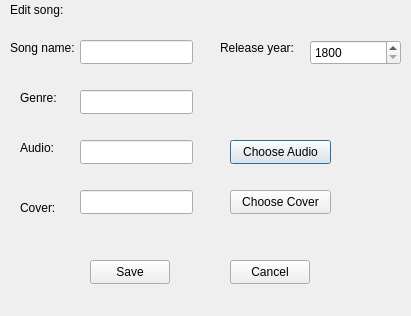
Old version of the form editsongdialog.ui in the repository Kiana-hash/MusicAppQt.
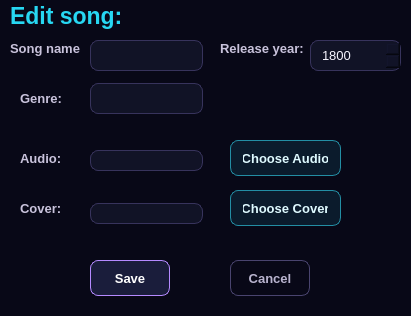
New version of the form.

Commit message: made the ui stylish with stylesheets and added resource file for  background images inside app

```diff
--- a/editsongdialog.ui
+++ b/editsongdialog.ui
@@ -13,6 +13,354 @@
   <property name="windowTitle">
    <string>Dialog</string>
   </property>
+  <property name="styleSheet">
+   <string notr="true">/* =========================================
+   SHARED DARK SYNTHWAVE FOUNDATION
+   ========================================= */
+
+QWidget {
+    color: #F7F5FF;
+    font-family: &quot;Segoe UI&quot;;
+    font-size: 10pt;
+}
+
+QDialog,
+QMainWindow {
+    background-color: #080817;
+}
+
+/* ---------- Labels ---------- */
+
+QLabel {
+    color: #F7F5FF;
+    background-color: transparent;
+}
+
+/* ---------- Text inputs ---------- */
+
+QLineEdit,
+QTextEdit,
+QSpinBox,
+QComboBox {
+    color: #F7F5FF;
+    background-color: rgba(17, 19, 39, 235);
+
+    border: 1px solid #37335C;
+    border-radius: 8px;
+
+    padding: 6px 9px;
+
+    selection-background-color: #8B5CF6;
+    selection-color: white;
+}
+
+QLineEdit:hover,
+QTextEdit:hover,
+QSpinBox:hover,
+QComboBox:hover {
+    border-color: #625A92;
+}
+
+QLineEdit:focus,
+QTextEdit:focus,
+QSpinBox:focus,
+QComboBox:focus {
+    background-color: #151831;
+    border: 1px solid #27D7F2;
+}
+
+QLineEdit:disabled,
+QTextEdit:disabled,
+QSpinBox:disabled,
+QComboBox:disabled {
+    color: #686581;
+    background-color: #0E1022;
+    border-color: #25233D;
+}
+
+/* ---------- Combo box ---------- */
+
+QComboBox::drop-down {
+    width: 25px;
+    border: none;
+}
+
+QComboBox QAbstractItemView {
+    color: #F7F5FF;
+    background-color: #14162D;
+
+    border: 1px solid #534B82;
+    border-radius: 7px;
+
+    padding: 4px;
+    outline: none;
+
+    selection-color: white;
+    selection-background-color: #734BD1;
+}
+
+/* ---------- Buttons ---------- */
+
+QPushButton {
+    min-height: 30px;
+
+    color: #F7F5FF;
+    background-color: #1A1D3B;
+
+    border: 1px solid #49446F;
+    border-radius: 8px;
+
+    padding: 2px 12px;
+
+    font-weight: 600;
+}
+
+QPushButton:hover {
+    background-color: #27264D;
+    border-color: #9B7CFF;
+}
+
+QPushButton:pressed {
+    background-color: #342A68;
+    border-color: #F15BB5;
+}
+
+QPushButton:focus {
+    border-color: #27D7F2;
+}
+
+QPushButton:disabled {
+    color: #686581;
+    background-color: #101225;
+    border-color: #282640;
+}
+
+/* ---------- Lists ---------- */
+
+QListWidget {
+    color: #F7F5FF;
+    background-color: rgba(14, 16, 35, 238);
+
+    border: 1px solid #302D52;
+    border-radius: 12px;
+
+    padding: 5px;
+    outline: none;
+}
+
+QListWidget::item {
+    min-height: 34px;
+
+    margin: 2px;
+    padding: 6px 9px;
+
+    border-radius: 8px;
+}
+
+QListWidget::item:hover {
+    background-color: rgba(93, 68, 157, 125);
+}
+
+QListWidget::item:selected {
+    color: white;
+    background-color: #6842C2;
+}
+
+/* ---------- Scrollbars ---------- */
+
+QScrollBar:vertical {
+    width: 10px;
+
+    background-color: transparent;
+
+    margin: 5px 2px 5px 0;
+}
+
+QScrollBar::handle:vertical {
+    min-height: 30px;
+
+    background-color: #4C4477;
+    border-radius: 5px;
+}
+
+QScrollBar::handle:vertical:hover {
+    background-color: #8B5CF6;
+}
+
+QScrollBar::add-line:vertical,
+QScrollBar::sub-line:vertical,
+QScrollBar::add-page:vertical,
+QScrollBar::sub-page:vertical {
+    height: 0;
+    background-color: transparent;
+}
+
+/* ---------- Radio buttons ---------- */
+
+QRadioButton {
+    color: #D8D4EC;
+    spacing: 7px;
+}
+
+QRadioButton::indicator {
+    width: 15px;
+    height: 15px;
+
+    background-color: #111327;
+
+    border: 1px solid #625A92;
+    border-radius: 8px;
+}
+
+QRadioButton::indicator:hover {
+    border-color: #27D7F2;
+}
+
+QRadioButton::indicator:checked {
+    background-color: #F15BB5;
+    border: 4px solid #211B43;
+}
+
+/* ---------- Sliders ---------- */
+
+QSlider::groove:horizontal {
+    height: 6px;
+
+    background-color: #292642;
+    border-radius: 3px;
+}
+
+QSlider::sub-page:horizontal {
+    background: qlineargradient(
+        x1: 0,
+        y1: 0,
+        x2: 1,
+        y2: 0,
+        stop: 0 #27D7F2,
+        stop: 0.52 #8B5CF6,
+        stop: 1 #F15BB5
+    );
+
+    border-radius: 3px;
+}
+
+QSlider::add-page:horizontal {
+    background-color: #292642;
+    border-radius: 3px;
+}
+
+QSlider::handle:horizontal {
+    width: 15px;
+
+    margin: -5px 0;
+
+    background-color: #F7F5FF;
+
+    border: 2px solid #A66CFF;
+    border-radius: 8px;
+}
+
+QSlider::handle:horizontal:hover {
+    background-color: #27D7F2;
+    border-color: white;
+}
+
+/* ---------- Tooltips ---------- */
+
+QToolTip {
+    color: white;
+    background-color: #171A35;
+
+    border: 1px solid #8B5CF6;
+    border-radius: 5px;
+
+    padding: 5px;
+}
+
+/* ---------- Message boxes ---------- */
+
+QMessageBox {
+    background-color: #0D0F20;
+}
+
+QMessageBox QLabel {
+    min-width: 260px;
+    color: #F7F5FF;
+}
+
+QMessageBox QPushButton {
+    min-width: 84px;
+}
+
+/* EDIT SONG */
+
+QDialog#EditSongDialog {
+    background: qlineargradient(
+        x1: 0,
+        y1: 0,
+        x2: 1,
+        y2: 1,
+        stop: 0 #08111F,
+        stop: 0.5 #11142D,
+        stop: 1 #27153E
+    );
+}
+
+QLabel#label_6 {
+    color: #27D7F2;
+
+    font-family: &quot;Bahnschrift&quot;;
+    font-size: 17pt;
+    font-weight: 700;
+}
+
+QLabel#label,
+QLabel#label_2,
+QLabel#label_3,
+QLabel#label_4,
+QLabel#label_5 {
+    color: #C9C3DC;
+    font-weight: 600;
+}
+
+QPushButton#saveButton {
+    color: white;
+
+    background: qlineargradient(
+        x1: 0,
+        y1: 0,
+        x2: 1,
+        y2: 0,
+        stop: 0 #6941C6,
+        stop: 0.55 #8B5CF6,
+        stop: 1 #D946A5
+    );
+
+    border-color: #B58AFF;
+}
+
+QPushButton#saveButton:hover {
+    border-color: #27D7F2;
+}
+
+QPushButton#chooseAudioButton,
+QPushButton#chooseCoverButton {
+    color: #DFFAFF;
+    background-color: rgba(39, 215, 242, 24);
+    border-color: #238EA4;
+}
+
+QPushButton#chooseAudioButton:hover,
+QPushButton#chooseCoverButton:hover {
+    color: #07151A;
+    background-color: #27D7F2;
+}
+
+QPushButton#cancelButton {
+    color: #B9B4CF;
+    background-color: transparent;
+}</string>
+  </property>
   <widget class="QLabel" name="label">
    <property name="geometry">
     <rect>
@@ -43,7 +391,7 @@
    <property name="geometry">
     <rect>
      <x>20</x>
-     <y>140</y>
+     <y>150</y>
      <width>49</width>
      <height>16</height>
     </rect>
@@ -81,30 +429,30 @@
   <widget class="QLineEdit" name="songNameLineEdit">
    <property name="geometry">
     <rect>
-     <x>80</x>
+     <x>90</x>
      <y>40</y>
      <width>113</width>
-     <height>24</height>
+     <height>31</height>
     </rect>
    </property>
   </widget>
   <widget class="QLineEdit" name="genreLineEdit">
    <property name="geometry">
     <rect>
-     <x>80</x>
-     <y>90</y>
+     <x>90</x>
+     <y>83</y>
      <width>113</width>
-     <height>24</height>
+     <height>31</height>
     </rect>
    </property>
   </widget>
   <widget class="QLineEdit" name="audioPathLineEdit">
    <property name="geometry">
     <rect>
-     <x>80</x>
-     <y>140</y>
+     <x>90</x>
+     <y>150</y>
      <width>113</width>
-     <height>24</height>
+     <height>21</height>
     </rect>
    </property>
    <property name="readOnly">
@@ -114,10 +462,10 @@
   <widget class="QLineEdit" name="coverPathLineEdit">
    <property name="geometry">
     <rect>
-     <x>80</x>
-     <y>190</y>
+     <x>90</x>
+     <y>203</y>
      <width>113</width>
-     <height>24</height>
+     <height>21</height>
     </rect>
    </property>
    <property name="readOnly">
@@ -130,7 +478,7 @@
      <x>310</x>
      <y>40</y>
      <width>91</width>
-     <height>25</height>
+     <height>31</height>
     </rect>
    </property>
    <property name="minimum">
@@ -145,8 +493,8 @@
     <rect>
      <x>230</x>
      <y>140</y>
-     <width>101</width>
-     <height>24</height>
+     <width>111</width>
+     <height>36</height>
     </rect>
    </property>
    <property name="text">
@@ -158,8 +506,8 @@
     <rect>
      <x>230</x>
      <y>190</y>
-     <width>101</width>
-     <height>24</height>
+     <width>111</width>
+     <height>36</height>
     </rect>
    </property>
    <property name="text">
@@ -172,7 +520,7 @@
      <x>230</x>
      <y>260</y>
      <width>80</width>
-     <height>24</height>
+     <height>36</height>
     </rect>
    </property>
    <property name="text">
@@ -185,7 +533,7 @@
      <x>90</x>
      <y>260</y>
      <width>80</width>
-     <height>24</height>
+     <height>36</height>
     </rect>
    </property>
    <property name="text">
@@ -197,8 +545,8 @@
     <rect>
      <x>10</x>
      <y>0</y>
-     <width>91</width>
-     <height>20</height>
+     <width>111</width>
+     <height>31</height>
     </rect>
    </property>
    <property name="text">
```
The commit also changes 25 other files.
